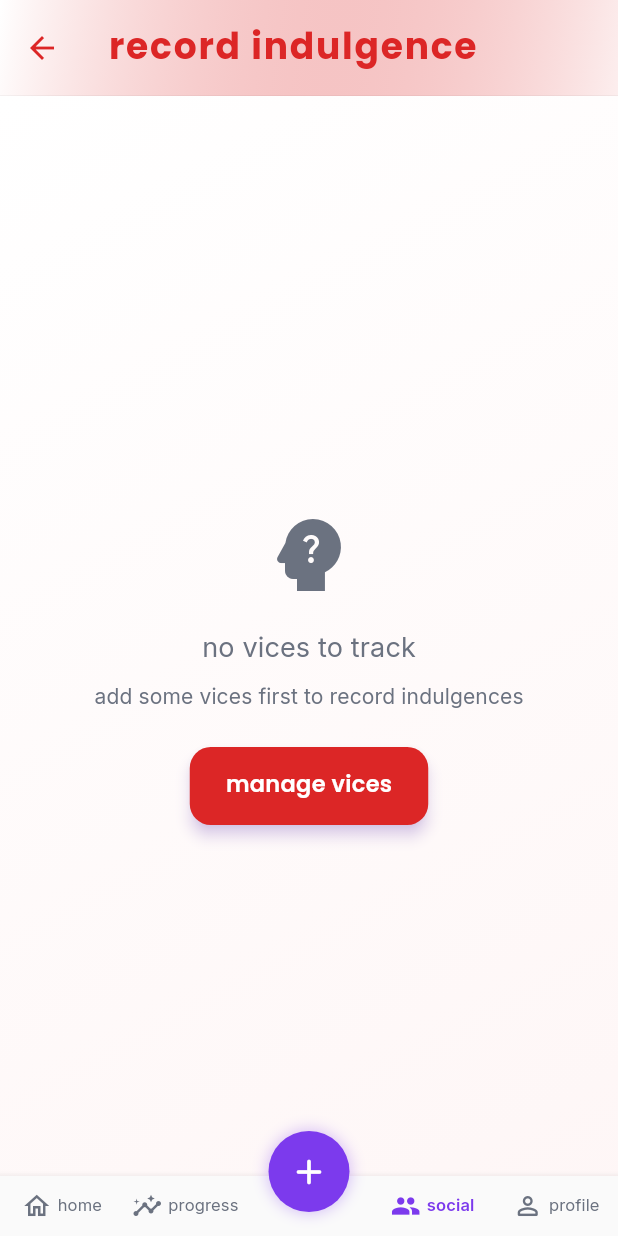
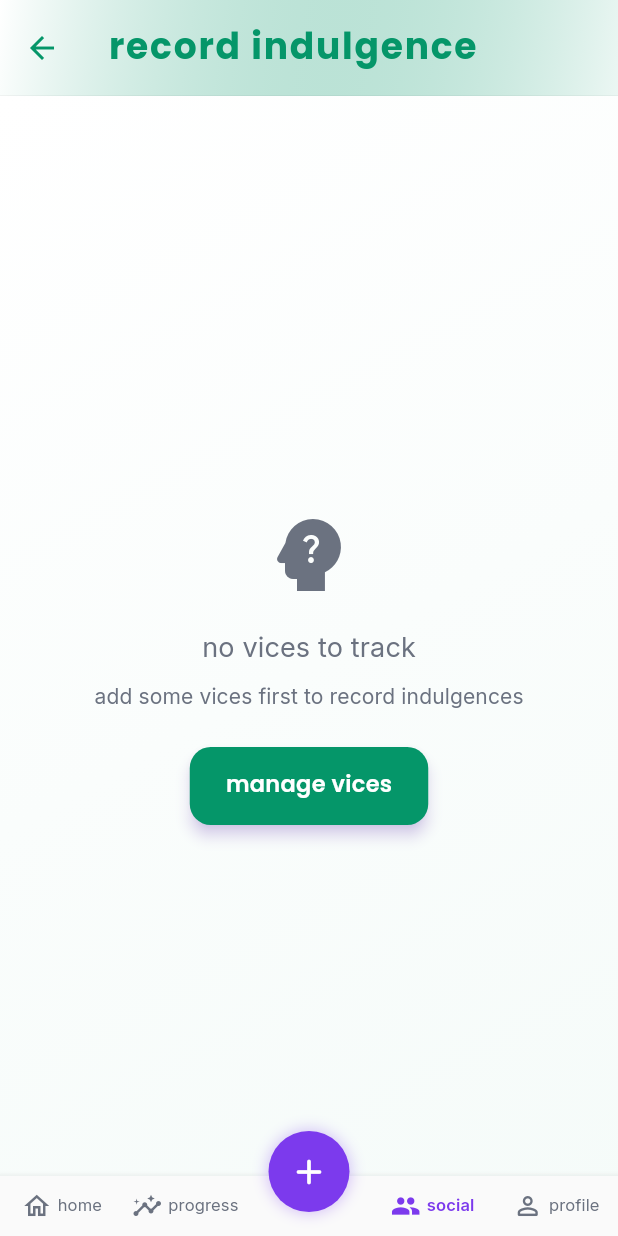
Before and after one commit to jwgillispie/tug, a Flutter app: the IndulgenceScreen screen opened by its route, on a phone screen of 412 x 824 dp. Run offline on Flutter 3.47's test engine with Material 3 defaults, Android fonts, the phone set to English and light mode, and no system bars; our stand-ins replace cloud_firestore, confetti, dio, equatable, firebase_ai, firebase_auth and 12 more; missing offline and left inert: purchases_flutter; accounts and stored records are empty; generated files the repository leaves out were written again; network calls fail.

Commit message:
Transform indulgence theme from red to calming green
- Add comprehensive green color palette for indulgences (mint, forest, emerald tones)
- Create indulgence-specific gradient and helper methods in TugColors
- Update indulgence screen with full green theme:
  - App bar gradient and icons
  - Form elements, borders, and containers
  - Success/error messages and buttons
  - Trigger chips and slider components
- Change main layout indulgence button to use green gradient and spa icon
- Maintain accessibility while promoting healing/growth mindset through color psychology

🤖 Generated with [Claude Code](https://claude.ai/code)

Co-Authored-By: Claude <noreply@anthropic.com>

```diff
--- a/tug/lib/screens/main_layout.dart
+++ b/tug/lib/screens/main_layout.dart
@@ -241,8 +241,8 @@ class _MainLayoutState extends State<MainLayout> {
                   context: context,
                   title: 'record indulgence',
                   description: 'track when you indulged in a vice',
-                  icon: Icons.warning_rounded,
-                  gradient: TugColors.getViceGradient(),
+                  icon: Icons.spa_rounded,
+                  gradient: TugColors.getIndulgenceGradient(),
                   path: '/indulgences/new',
                   isDarkMode: isDarkMode,
                   isViceMode: isViceMode,
--- a/tug/lib/screens/vices/indulgence_screen.dart
+++ b/tug/lib/screens/vices/indulgence_screen.dart
@@ -61,7 +61,7 @@ class _IndulgenceScreenState extends State<IndulgenceScreen> {
         ScaffoldMessenger.of(context).showSnackBar(
           const SnackBar(
             content: Text('Please select a vice'),
-            backgroundColor: Colors.red,
+            backgroundColor: TugColors.indulgenceGreen,
           ),
         );
         return;
@@ -132,7 +132,7 @@ class _IndulgenceScreenState extends State<IndulgenceScreen> {
           ScaffoldMessenger.of(context).showSnackBar(
             SnackBar(
               content: Text(state.message),
-              backgroundColor: TugColors.viceRed,
+              backgroundColor: TugColors.indulgenceGreen,
             ),
           );
         }
@@ -141,7 +141,7 @@ class _IndulgenceScreenState extends State<IndulgenceScreen> {
           ScaffoldMessenger.of(context).showSnackBar(
             SnackBar(
               content: const Text('Indulgence recorded'),
-              backgroundColor: TugColors.viceOrange,
+              backgroundColor: TugColors.indulgenceGreenLight,
             ),
           );
           context.pop();
@@ -155,8 +155,8 @@ class _IndulgenceScreenState extends State<IndulgenceScreen> {
             decoration: BoxDecoration(
               gradient: LinearGradient(
                 colors: isDarkMode
-                    ? [TugColors.viceRed, TugColors.viceOrange, TugColors.viceRedDark]
-                    : [TugColors.lightBackground, TugColors.viceRed.withAlpha(20)],
+                    ? [TugColors.indulgenceGreen, TugColors.indulgenceGreenLight, TugColors.indulgenceGreenDark]
+                    : [TugColors.lightBackground, TugColors.indulgenceGreen.withAlpha(20)],
                 begin: Alignment.topLeft,
                 end: Alignment.bottomRight,
               ),
@@ -168,11 +168,11 @@ class _IndulgenceScreenState extends State<IndulgenceScreen> {
               fontSize: 24,
               fontWeight: FontWeight.bold,
               letterSpacing: 1.2,
-              color: isDarkMode ? TugColors.viceModeTextPrimary : TugColors.viceRed,
+              color: isDarkMode ? TugColors.viceModeTextPrimary : TugColors.indulgenceGreen,
             ),
           ),
           leading: IconButton(
-            icon: Icon(Icons.arrow_back, color: TugColors.viceRed),
+            icon: Icon(Icons.arrow_back, color: TugColors.indulgenceGreen),
             onPressed: () => context.pop(),
           ),
         ),
@@ -184,18 +184,18 @@ class _IndulgenceScreenState extends State<IndulgenceScreen> {
               colors: isDarkMode
                   ? [
                       TugColors.viceModeDarkBackground,
-                      Color.lerp(TugColors.viceModeDarkBackground, TugColors.viceRed, 0.08) ?? TugColors.viceModeDarkBackground,
+                      Color.lerp(TugColors.viceModeDarkBackground, TugColors.indulgenceGreen, 0.08) ?? TugColors.viceModeDarkBackground,
                     ]
                   : [
                       TugColors.lightBackground,
-                      Color.lerp(TugColors.lightBackground, TugColors.viceRed, 0.04) ?? TugColors.lightBackground,
+                      Color.lerp(TugColors.lightBackground, TugColors.indulgenceGreen, 0.04) ?? TugColors.lightBackground,
                     ],
             ),
           ),
           child: BlocBuilder<VicesBloc, VicesState>(
             builder: (context, state) {
               if (state is VicesLoading && _selectedVice == null) {
-                return Center(child: CircularProgressIndicator(color: TugColors.viceRed));
+                return Center(child: CircularProgressIndicator(color: TugColors.indulgenceGreen));
               }
 
               final vices = state is VicesLoaded
@@ -232,7 +232,7 @@ class _IndulgenceScreenState extends State<IndulgenceScreen> {
                       ElevatedButton(
                         onPressed: () => context.go('/vices-input'),
                         style: ElevatedButton.styleFrom(
-                          backgroundColor: TugColors.viceRed,
+                          backgroundColor: TugColors.indulgenceGreen,
                           foregroundColor: Colors.white,
                         ),
                         child: const Text('manage vices'),
@@ -254,17 +254,17 @@ class _IndulgenceScreenState extends State<IndulgenceScreen> {
                         padding: const EdgeInsets.all(16),
                         margin: const EdgeInsets.only(bottom: 24),
                         decoration: BoxDecoration(
-                          color: TugColors.viceOrange.withAlpha(30),
+                          color: TugColors.indulgenceMint.withAlpha(30),
                           borderRadius: BorderRadius.circular(12),
                           border: Border.all(
-                            color: TugColors.viceOrange.withAlpha(100),
+                            color: TugColors.indulgenceMint.withAlpha(100),
                           ),
                         ),
                         child: Row(
                           children: [
                             Icon(
                               Icons.healing,
-                              color: TugColors.viceOrange,
+                              color: TugColors.indulgenceGreen,
                               size: 24,
                             ),
                             const SizedBox(width: 12),
@@ -272,7 +272,7 @@ class _IndulgenceScreenState extends State<IndulgenceScreen> {
                               child: Text(
                                 'recording helps build awareness. be honest and kind to yourself.',
                                 style: TextStyle(
-                                  color: TugColors.viceOrange,
+                                  color: TugColors.indulgenceGreen,
                                   fontSize: 14,
                                 ),
                               ),
@@ -285,7 +285,7 @@ class _IndulgenceScreenState extends State<IndulgenceScreen> {
                       Text(
                         'which vice?',
                         style: Theme.of(context).textTheme.titleMedium?.copyWith(
-                          color: isDarkMode ? TugColors.viceModeTextPrimary : TugColors.viceRed,
+                          color: isDarkMode ? TugColors.viceModeTextPrimary : TugColors.indulgenceGreen,
                           fontWeight: FontWeight.bold,
                         ),
                       ),
@@ -296,7 +296,7 @@ class _IndulgenceScreenState extends State<IndulgenceScreen> {
                           color: isDarkMode ? TugColors.viceModeDarkSurface : Colors.white,
                           borderRadius: BorderRadius.circular(12),
                           border: Border.all(
-                            color: TugColors.viceRed.withAlpha(50),
+                            color: TugColors.indulgenceGreen.withAlpha(50),
                           ),
                         ),
                         child: DropdownButton<ViceModel>(
@@ -372,7 +372,7 @@ class _IndulgenceScreenState extends State<IndulgenceScreen> {
                                 Text(
                                   'date',
                                   style: Theme.of(context).textTheme.titleMedium?.copyWith(
-                                    color: isDarkMode ? TugColors.viceModeTextPrimary : TugColors.viceRed,
+                                    color: isDarkMode ? TugColors.viceModeTextPrimary : TugColors.indulgenceGreen,
                                     fontWeight: FontWeight.bold,
                                   ),
                                 ),
@@ -385,14 +385,14 @@ class _IndulgenceScreenState extends State<IndulgenceScreen> {
                                       color: isDarkMode ? TugColors.viceModeDarkSurface : Colors.white,
                                       borderRadius: BorderRadius.circular(12),
                                       border: Border.all(
-                                        color: TugColors.viceRed.withAlpha(50),
+                                        color: TugColors.indulgenceGreen.withAlpha(50),
                                       ),
                                     ),
                                     child: Row(
                                       children: [
                                         Icon(
                                           Icons.calendar_today,
-                                          color: TugColors.viceRed,
+                                          color: TugColors.indulgenceGreen,
                                           size: 20,
                                         ),
                                         const SizedBox(width: 12),
@@ -417,7 +417,7 @@ class _IndulgenceScreenState extends State<IndulgenceScreen> {
                                 Text(
                                   'time',
                                   style: Theme.of(context).textTheme.titleMedium?.copyWith(
-                                    color: isDarkMode ? TugColors.viceModeTextPrimary : TugColors.viceRed,
+                                    color: isDarkMode ? TugColors.viceModeTextPrimary : TugColors.indulgenceGreen,
                                     fontWeight: FontWeight.bold,
                                   ),
                                 ),
@@ -430,14 +430,14 @@ class _IndulgenceScreenState extends State<IndulgenceScreen> {
                                       color: isDarkMode ? TugColors.viceModeDarkSurface : Colors.white,
                                       borderRadius: BorderRadius.circular(12),
                                       border: Border.all(
-                                        color: TugColors.viceRed.withAlpha(50),
+                                        color: TugColors.indulgenceGreen.withAlpha(50),
                                       ),
                                     ),
                                     child: Row(
                                       children: [
                                         Icon(
                                           Icons.access_time,
-                                          color: TugColors.viceRed,
+                                          color: TugColors.indulgenceGreen,
                                           size: 20,
                                         ),
                                         const SizedBox(width: 12),
@@ -473,7 +473,7 @@ class _IndulgenceScreenState extends State<IndulgenceScreen> {
                       Text(
                         'emotional state before (1 = very low, 10 = very good)',
                         style: Theme.of(context).textTheme.titleMedium?.copyWith(
-                          color: isDarkMode ? TugColors.viceModeTextPrimary : TugColors.viceRed,
+                          color: isDarkMode ? TugColors.viceModeTextPrimary : TugColors.indulgenceGreen,
                           fontWeight: FontWeight.bold,
                         ),
                       ),
@@ -483,7 +483,7 @@ class _IndulgenceScreenState extends State<IndulgenceScreen> {
                         max: 10,
                         divisions: 9,
                         label: _emotionalState.toString(),
-                        activeColor: TugColors.viceOrange,
+                        activeColor: TugColors.indulgenceGreenLight,
                         onChanged: (value) {
                           setState(() {
                             _emotionalState = value.round();
@@ -497,7 +497,7 @@ class _IndulgenceScreenState extends State<IndulgenceScreen> {
                       Text(
                         'what triggered this? (tap to select)',
                         style: Theme.of(context).textTheme.titleMedium?.copyWith(
-                          color: isDarkMode ? TugColors.viceModeTextPrimary : TugColors.viceRed,
+                          color: isDarkMode ? TugColors.viceModeTextPrimary : TugColors.indulgenceGreen,
                           fontWeight: FontWeight.bold,
                         ),
                       ),
@@ -519,11 +519,11 @@ class _IndulgenceScreenState extends State<IndulgenceScreen> {
                                 }
                               });
                             },
-                            selectedColor: TugColors.viceOrange.withAlpha(100),
-                            checkmarkColor: TugColors.viceOrange,
+                            selectedColor: TugColors.indulgenceMint.withAlpha(100),
+                            checkmarkColor: TugColors.indulgenceGreen,
                             labelStyle: TextStyle(
                               color: isSelected
-                                  ? TugColors.viceOrange
+                                  ? TugColors.indulgenceGreen
                                   : (isDarkMode ? TugColors.viceModeTextSecondary : TugColors.lightTextSecondary),
                             ),
                           );
@@ -547,7 +547,7 @@ class _IndulgenceScreenState extends State<IndulgenceScreen> {
                         width: double.infinity,
                         child: ElevatedButton(
                           style: ElevatedButton.styleFrom(
-                            backgroundColor: TugColors.viceRed,
+                            backgroundColor: TugColors.indulgenceGreen,
                             foregroundColor: Colors.white,
                             padding: const EdgeInsets.symmetric(vertical: 16),
                             shape: RoundedRectangleBorder(
@@ -571,8 +571,10 @@ class _IndulgenceScreenState extends State<IndulgenceScreen> {
                                     fontWeight: FontWeight.bold,
                                   ),
                                 ),
+
                         ),
                       ),
+                      SizedBox(height: 100,)
                     ],
                   ),
                 ),
--- a/tug/lib/utils/theme/colors.dart
+++ b/tug/lib/utils/theme/colors.dart
@@ -14,6 +14,14 @@ class TugColors {
   static const viceOrange = Color(0xFFEA580C); // warning orange
   static const viceOrangeDark = Color(0xFFC2410C); // darker orange
   static const viceOrangeLight = Color(0xFFF97316); // lighter orange
+
+  // Indulgence Colors - calming green palette for acceptance and growth
+  static const indulgenceGreen = Color(0xFF059669); // main green for indulgences
+  static const indulgenceGreenDark = Color(0xFF047857); // darker green
+  static const indulgenceGreenLight = Color(0xFF10B981); // lighter green
+  static const indulgenceForest = Color(0xFF064E3B); // deep forest green
+  static const indulgenceEmerald = Color(0xFF065F46); // emerald green
+  static const indulgenceMint = Color(0xFF6EE7B7); // soft mint green
 
   // Additional purple shades for variety
   static const purpleShade50 = Color(0xFFF5F3FF);
@@ -64,6 +72,10 @@ class TugColors {
   // Vice mode gradient colors
   static const gradientViceStart = Color(0xFFDC2626);
   static const gradientViceEnd = Color(0xFFEA580C);
+
+  // Indulgence mode gradient colors
+  static const gradientIndulgenceStart = Color(0xFF059669);
+  static const gradientIndulgenceEnd = Color(0xFF10B981);
 
   // Simple gradient sets
   static final lightGradient = [
@@ -157,9 +169,32 @@ class TugColors {
     );
   }
 
+  /// Get indulgence mode gradient
+  static LinearGradient getIndulgenceGradient({bool vertical = false, bool reversed = false}) {
+    final List<Color> colors = reversed
+        ? [gradientIndulgenceEnd, gradientIndulgenceStart]
+        : [gradientIndulgenceStart, gradientIndulgenceEnd];
+
+    return LinearGradient(
+      colors: colors,
+      begin: vertical ? Alignment.topCenter : Alignment.centerLeft,
+      end: vertical ? Alignment.bottomCenter : Alignment.centerRight,
+    );
+  }
+
   /// Get mode-appropriate primary color
   static Color getPrimaryColor(bool isViceMode) {
     return isViceMode ? viceRed : primaryPurple;
+  }
+
+  /// Get indulgence-specific primary color
+  static Color getIndulgencePrimaryColor() {
+    return indulgenceGreen;
+  }
+
+  /// Get indulgence-specific secondary color
+  static Color getIndulgenceSecondaryColor() {
+    return indulgenceGreenLight;
   }
 
   /// Get mode-appropriate background color
```
